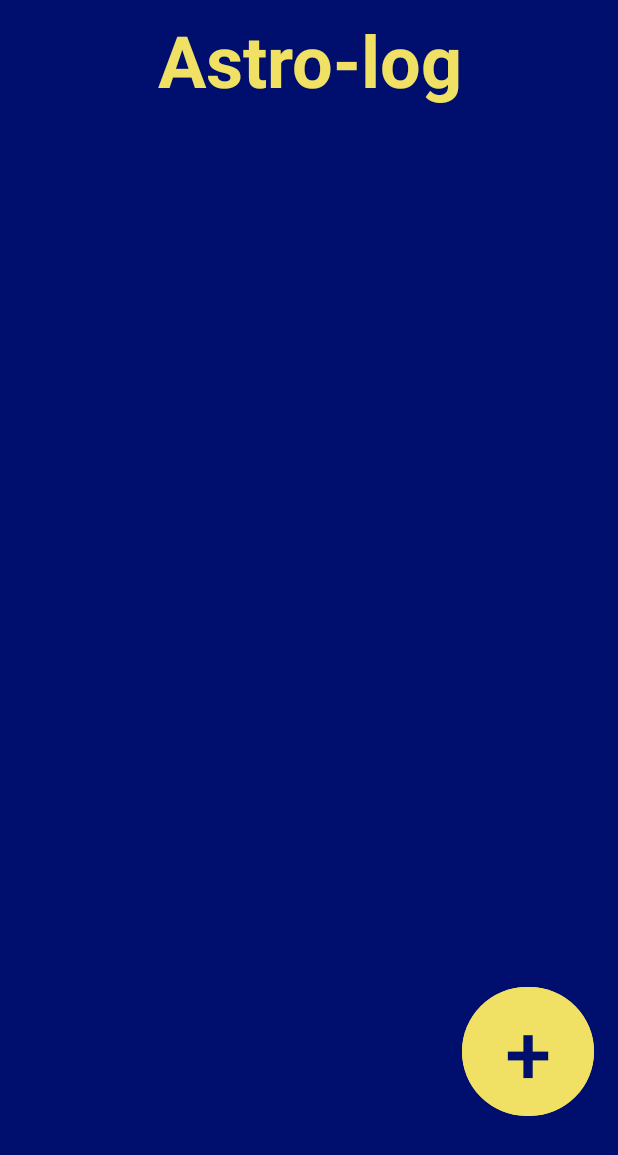
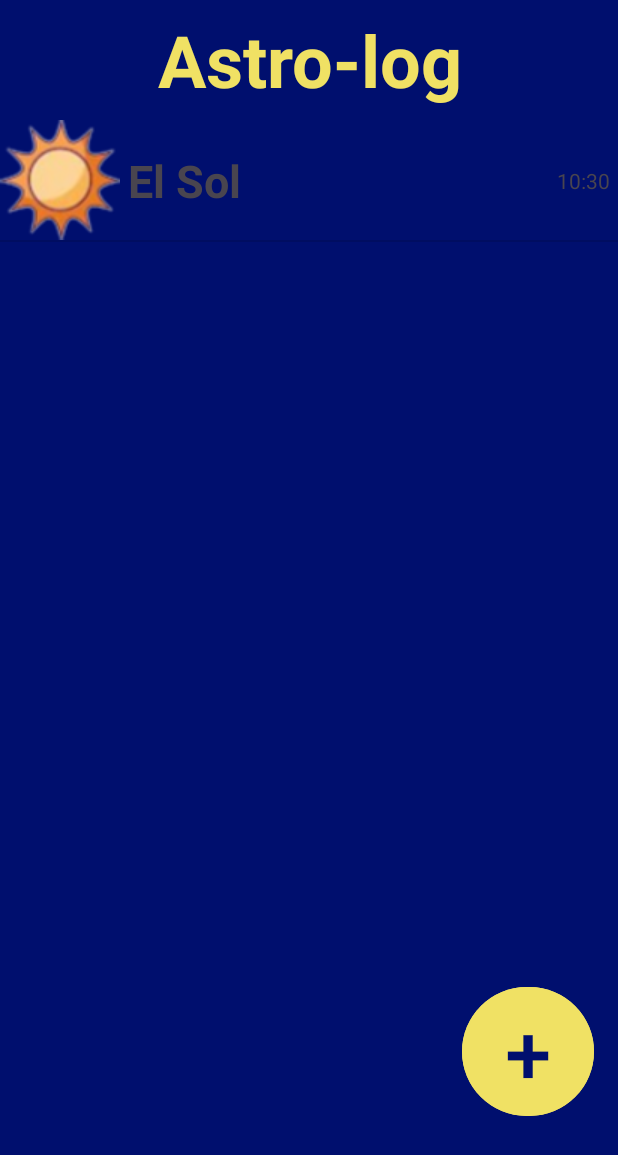
Before and after one commit to LeoDanoGG/AstroLog, an Android app: the screen it shows after launch (MainActivity), on a phone screen of 412 x 824 dp. Shown: the top 1155 px of the screen. Run offline under Robolectric (Android 15) with nearby library versions, the phone set to English and light mode, and no system bars; 2 statements that could not run were skipped.

Commit message:
Implementar un item de prueba a la lista y desarrollar los adapters

```diff
--- /dev/null
+++ b/app/src/main/java/com/prueba/astrolog/AstroItem.java
@@ -0,0 +1,17 @@
+package com.prueba.astrolog;
+
+import android.media.Image;
+
+import java.util.Date;
+
+public class AstroItem {
+    public int image;
+    public String name;
+    public Date fecha;
+
+    public AstroItem(int image, String name, Date fecha) {
+        this.image = image;
+        this.name = name;
+        this.fecha = fecha;
+    }
+}
--- /dev/null
+++ b/app/src/main/java/com/prueba/astrolog/AstroLogAdapter.java
@@ -0,0 +1,61 @@
+package com.prueba.astrolog;
+
+import android.content.Context;
+import android.util.Log;
+import android.view.Gravity;
+import android.view.LayoutInflater;
+import android.view.View;
+import android.view.ViewGroup;
+import android.widget.ArrayAdapter;
+import android.widget.ImageView;
+import android.widget.LinearLayout;
+import android.widget.TextView;
+
+import androidx.annotation.NonNull;
+import androidx.annotation.Nullable;
+
+import java.text.SimpleDateFormat;
+import java.util.List;
+
+public class AstroLogAdapter extends ArrayAdapter {
+    Context context;
+    int idLayoutItem;
+    List<AstroItem> item;
+
+    public AstroLogAdapter(@NonNull Context context, int idLayoutItem, @NonNull List<AstroItem> item) {
+        super(context, idLayoutItem, item);
+        this.context = context;
+        this.idLayoutItem = idLayoutItem;
+        this.item = item;
+    }
+    @NonNull
+    @Override
+    public View getView(int position, @Nullable View convertView, @NonNull ViewGroup parent) {
+        // Crear vista de esta fila
+        LayoutInflater layoutInflater = LayoutInflater.from(context);
+        convertView = layoutInflater.inflate(idLayoutItem, parent, false);
+
+        // Persona en esta posición
+        AstroItem item = this.item.get(position);
+
+        // Poner el nombre
+        TextView nombreTextView = convertView.findViewById(R.id.AstroNameTextView);
+        nombreTextView.setText(item.name);
+
+        // Poner la foto
+        ImageView fotoImageView = convertView.findViewById(R.id.AstroImageView);
+        fotoImageView.setImageDrawable(context.getDrawable(item.image));
+
+        // Mostrar fecha
+        TextView fechaTextView = convertView.findViewById(R.id.AstroTimeTextView);
+        SimpleDateFormat format = new SimpleDateFormat("HH:mm");
+        String fecha = format.format(item.fecha);
+        fechaTextView.setText(fecha);
+
+        // Cambiar parámetros de posición del layout
+        LinearLayout linearLayout = (LinearLayout) convertView;
+        LinearLayout.LayoutParams params = new LinearLayout.LayoutParams(LinearLayout.LayoutParams.MATCH_PARENT, LinearLayout.LayoutParams.WRAP_CONTENT);
+        linearLayout.setLayoutParams(params);
+        return convertView;
+    }
+}
--- a/app/src/main/java/com/prueba/astrolog/MainActivity.java
+++ b/app/src/main/java/com/prueba/astrolog/MainActivity.java
@@ -10,6 +10,9 @@ import android.widget.Button;
 import android.widget.ListView;
 import android.widget.TextView;
 
+import java.util.ArrayList;
+import java.util.Date;
+
 /**
  * Aplicación para guardar registos astronómicos
  * Esta pantalla tiene un ListView para mostrar los registros.
@@ -17,7 +20,9 @@ import android.widget.TextView;
 public class MainActivity extends AppCompatActivity {
 
     ListView AstroList;
+    ArrayList<AstroItem> AstroLista = new ArrayList<>();
     Button addButton;
+    AstroLogAdapter adapter;
     @SuppressLint("MissingInflatedId")
     @Override
     protected void onCreate(Bundle savedInstanceState) {
@@ -25,6 +30,14 @@ public class MainActivity extends AppCompatActivity {
         setContentView(R.layout.activity_main);
         addButton = findViewById(R.id.astroAdd);
         AstroList = findViewById(R.id.AstroListView);
+        // Agregar log de prueba
+        AstroLista.add(new AstroItem(R.drawable.estrella, "El Sol", new Date()));
+
+        // Vincular la vista de cada fila a los datos
+        adapter = new AstroLogAdapter(this, R.layout.astrolog_item, AstroLista);
+
+        // Vincular el adapta a la vista del listado
+        AstroList.setAdapter(adapter);
         addButton.setOnClickListener(new View.OnClickListener() {
             @Override
             public void onClick(View view) {
--- /dev/null
+++ b/app/src/main/res/layout/astrolog_item.xml
@@ -0,0 +1,43 @@
+<?xml version="1.0" encoding="utf-8"?>
+<androidx.constraintlayout.widget.ConstraintLayout xmlns:android="http://schemas.android.com/apk/res/android"
+    xmlns:app="http://schemas.android.com/apk/res-auto"
+    xmlns:tools="http://schemas.android.com/tools"
+    android:layout_width="match_parent"
+    android:layout_height="match_parent">
+
+    <ImageView
+        android:id="@+id/AstroImageView"
+        android:layout_width="wrap_content"
+        android:layout_height="wrap_content"
+        app:layout_constraintBottom_toBottomOf="parent"
+        app:layout_constraintEnd_toStartOf="@+id/AstroNameTextView"
+        app:layout_constraintStart_toStartOf="parent"
+        app:layout_constraintTop_toTopOf="parent"
+        app:srcCompat="@drawable/estrella" />
+
+    <TextView
+        android:id="@+id/AstroNameTextView"
+        android:layout_width="0dp"
+        android:layout_height="wrap_content"
+        android:layout_marginStart="5dp"
+        android:layout_marginEnd="10dp"
+        android:text="TextView"
+        android:textSize="30sp"
+        android:textStyle="bold"
+        app:layout_constraintBottom_toBottomOf="parent"
+        app:layout_constraintEnd_toStartOf="@+id/AstroTimeTextView"
+        app:layout_constraintStart_toEndOf="@+id/AstroImageView"
+        app:layout_constraintTop_toTopOf="parent" />
+
+    <TextView
+        android:id="@+id/AstroTimeTextView"
+        android:layout_width="wrap_content"
+        android:layout_height="wrap_content"
+        android:layout_marginEnd="5dp"
+        android:text="TextView"
+        app:layout_constraintBottom_toBottomOf="parent"
+        app:layout_constraintEnd_toEndOf="parent"
+        app:layout_constraintHorizontal_bias="0.878"
+        app:layout_constraintStart_toEndOf="@+id/AstroNameTextView"
+        app:layout_constraintTop_toTopOf="parent" />
+</androidx.constraintlayout.widget.ConstraintLayout>
```
